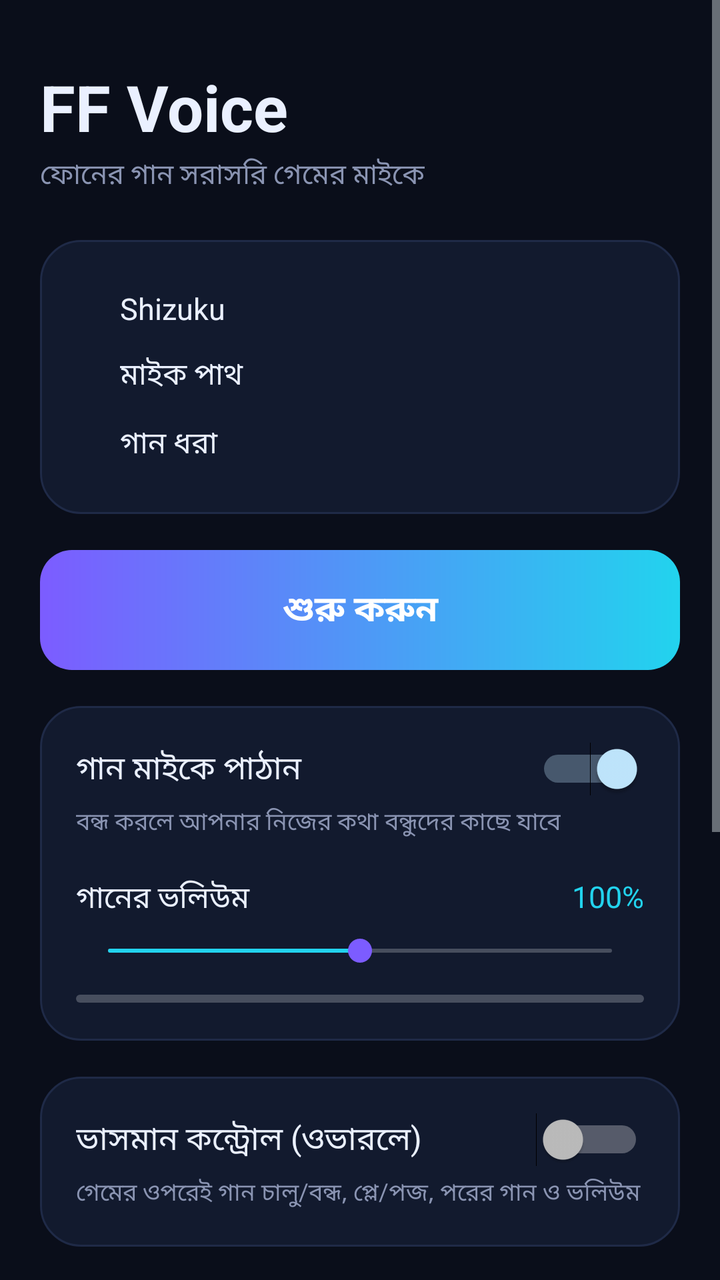
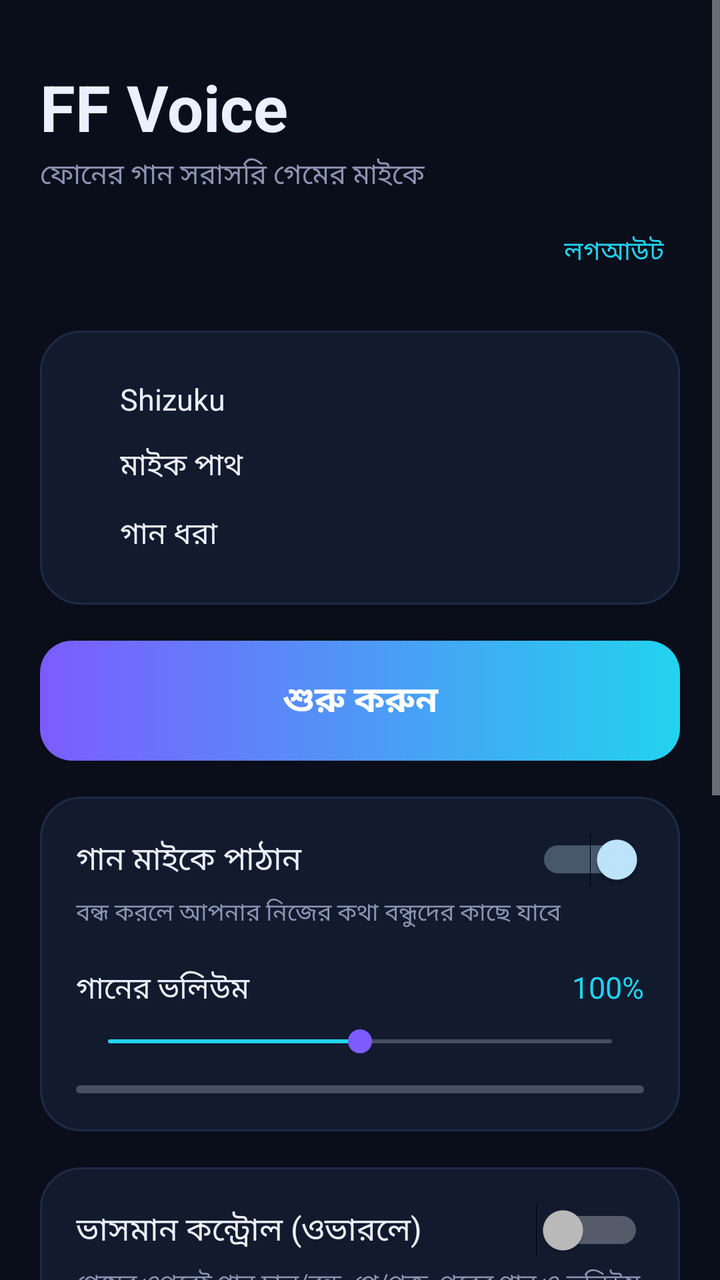

An Android layout rendered at two revisions. The XML below is the earlier revision; the diff shows what the commit changed to produce the second picture.
<!-- AndroidManifest.xml: application theme AppTheme -->
<!-- res/layout/activity_main.xml -->
<?xml version="1.0" encoding="utf-8"?>
<ScrollView xmlns:android="http://schemas.android.com/apk/res/android"
    android:layout_width="match_parent"
    android:layout_height="match_parent"
    android:background="@color/bg"
    android:fillViewport="true">

    <LinearLayout
        android:layout_width="match_parent"
        android:layout_height="wrap_content"
        android:orientation="vertical"
        android:padding="20dp">

        <TextView
            android:layout_width="wrap_content"
            android:layout_height="wrap_content"
            android:layout_marginTop="12dp"
            android:text="FF Voice"
            android:textColor="@color/text"
            android:textSize="32sp"
            android:textStyle="bold" />

        <TextView
            android:layout_width="wrap_content"
            android:layout_height="wrap_content"
            android:layout_marginTop="2dp"
            android:text="ফোনের গান সরাসরি গেমের মাইকে"
            android:textColor="@color/muted"
            android:textSize="14sp" />

        <LinearLayout
            android:layout_width="match_parent"
            android:layout_height="wrap_content"
            android:layout_marginTop="22dp"
            android:background="@drawable/bg_card"
            android:orientation="vertical"
            android:padding="18dp">

            <LinearLayout
                android:layout_width="match_parent"
                android:layout_height="wrap_content"
                android:gravity="center_vertical"
                android:paddingTop="6dp"
                android:paddingBottom="6dp">
                <View android:id="@+id/dotShizuku" android:layout_width="10dp" android:layout_height="10dp" />
                <TextView
                    android:layout_width="0dp"
                    android:layout_height="wrap_content"
                    android:layout_marginStart="12dp"
                    android:layout_weight="1"
                    android:text="Shizuku"
                    android:textColor="@color/text"
                    android:textSize="15sp" />
                <TextView android:id="@+id/tvShizuku" android:layout_width="wrap_content" android:layout_height="wrap_content" android:textColor="@color/muted" android:textSize="14sp" />
            </LinearLayout>

            <LinearLayout
                android:layout_width="match_parent"
                android:layout_height="wrap_content"
                android:gravity="center_vertical"
                android:paddingTop="6dp"
                android:paddingBottom="6dp">
                <View android:id="@+id/dotPath" android:layout_width="10dp" android:layout_height="10dp" />
                <TextView
                    android:layout_width="0dp"
                    android:layout_height="wrap_content"
                    android:layout_marginStart="12dp"
                    android:layout_weight="1"
                    android:text="মাইক পাথ"
                    android:textColor="@color/text"
                    android:textSize="15sp" />
                <TextView android:id="@+id/tvPath" android:layout_width="wrap_content" android:layout_height="wrap_content" android:textColor="@color/muted" android:textSize="14sp" />
            </LinearLayout>

            <LinearLayout
                android:layout_width="match_parent"
                android:layout_height="wrap_content"
                android:gravity="center_vertical"
                android:paddingTop="6dp"
                android:paddingBottom="6dp">
                <View android:id="@+id/dotCapture" android:layout_width="10dp" android:layout_height="10dp" />
                <TextView
                    android:layout_width="0dp"
                    android:layout_height="wrap_content"
                    android:layout_marginStart="12dp"
                    android:layout_weight="1"
                    android:text="গান ধরা"
                    android:textColor="@color/text"
                    android:textSize="15sp" />
                <TextView android:id="@+id/tvCapture" android:layout_width="wrap_content" android:layout_height="wrap_content" android:textColor="@color/muted" android:textSize="14sp" />
            </LinearLayout>
        </LinearLayout>

        <Button
            android:id="@+id/btnMain"
            android:layout_width="match_parent"
            android:layout_height="60dp"
            android:layout_marginTop="18dp"
            android:background="@drawable/bg_btn_primary"
            android:stateListAnimator="@null"
            android:text="শুরু করুন"
            android:textAllCaps="false"
            android:textColor="#FFFFFF"
            android:textSize="18sp"
            android:textStyle="bold" />

        <LinearLayout
            android:layout_width="match_parent"
            android:layout_height="wrap_content"
            android:layout_marginTop="18dp"
            android:background="@drawable/bg_card"
            android:orientation="vertical"
            android:padding="18dp">

            <Switch
                android:id="@+id/musicSwitch"
                android:layout_width="match_parent"
                android:layout_height="wrap_content"
                android:checked="true"
                android:text="গান মাইকে পাঠান"
                android:textColor="@color/text"
                android:textSize="16sp" />

            <TextView
                android:layout_width="wrap_content"
                android:layout_height="wrap_content"
                android:layout_marginTop="4dp"
                android:text="বন্ধ করলে আপনার নিজের কথা বন্ধুদের কাছে যাবে"
                android:textColor="@color/muted"
                android:textSize="12sp" />

            <LinearLayout
                android:layout_width="match_parent"
                android:layout_height="wrap_content"
                android:layout_marginTop="18dp"
                android:orientation="horizontal">
                <TextView
                    android:layout_width="0dp"
                    android:layout_height="wrap_content"
                    android:layout_weight="1"
                    android:text="গানের ভলিউম"
                    android:textColor="@color/text"
                    android:textSize="15sp" />
                <TextView android:id="@+id/tvGain" android:layout_width="wrap_content" android:layout_height="wrap_content" android:text="100%" android:textColor="@color/accent2" android:textSize="15sp" />
            </LinearLayout>

            <SeekBar
                android:id="@+id/sbGain"
                android:layout_width="match_parent"
                android:layout_height="wrap_content"
                android:layout_marginTop="6dp"
                android:max="200"
                android:progress="100"
                android:progressTint="@color/accent2"
                android:thumbTint="@color/accent1" />

            <ProgressBar
                android:id="@+id/levelBar"
                style="?android:attr/progressBarStyleHorizontal"
                android:layout_width="match_parent"
                android:layout_height="6dp"
                android:layout_marginTop="12dp"
                android:max="100"
                android:progressTint="@color/ok" />
        </LinearLayout>

        <LinearLayout
            android:layout_width="match_parent"
            android:layout_height="wrap_content"
            android:layout_marginTop="18dp"
            android:background="@drawable/bg_card"
            android:orientation="vertical"
            android:padding="18dp">

            <Switch
                android:id="@+id/overlaySwitch"
                android:layout_width="match_parent"
                android:layout_height="wrap_content"
                android:text="ভাসমান কন্ট্রোল (ওভারলে)"
                android:textColor="@color/text"
                android:textSize="16sp" />

            <TextView
                android:layout_width="wrap_content"
                android:layout_height="wrap_content"
                android:layout_marginTop="4dp"
                android:text="গেমের ওপরেই গান চালু/বন্ধ, প্লে/পজ, পরের গান ও ভলিউম"
                android:textColor="@color/muted"
                android:textSize="12sp" />
        </LinearLayout>

        <LinearLayout
            android:layout_width="match_parent"
            android:layout_height="wrap_content"
            android:layout_marginTop="18dp"
            android:background="@drawable/bg_card"
            android:orientation="vertical"
            android:padding="18dp">

            <TextView
                android:layout_width="wrap_content"
                android:layout_height="wrap_content"
                android:text="অডিও লাইব্রেরি"
                android:textColor="@color/text"
                android:textSize="16sp"
                android:textStyle="bold" />

            <TextView
                android:layout_width="wrap_content"
                android:layout_height="wrap_content"
                android:layout_marginTop="4dp"
                android:text="ফোন থেকে অডিও যোগ করুন, তারপর ভাসমান কন্ট্রোল থেকে সরাসরি বাজান"
                android:textColor="@color/muted"
                android:textSize="12sp" />

            <Button
                android:id="@+id/btnImport"
                android:layout_width="match_parent"
                android:layout_height="46dp"
                android:layout_marginTop="12dp"
                android:background="@drawable/bg_btn_ghost"
                android:stateListAnimator="@null"
                android:text="+ অডিও যোগ করুন"
                android:textAllCaps="false"
                android:textColor="@color/text"
                android:textSize="15sp" />

            <LinearLayout
                android:id="@+id/libList"
                android:layout_width="match_parent"
                android:layout_height="wrap_content"
                android:layout_marginTop="8dp"
                android:orientation="vertical" />
        </LinearLayout>

        <Button
            android:id="@+id/btnTone"
            android:layout_width="match_parent"
            android:layout_height="50dp"
            android:layout_marginTop="18dp"
            android:background="@drawable/bg_btn_ghost"
            android:stateListAnimator="@null"
            android:text="টেস্ট টোন (৩ সেকেন্ড)"
            android:textAllCaps="false"
            android:textColor="@color/text"
            android:textSize="15sp" />

        <Button
            android:id="@+id/btnLog"
            android:layout_width="match_parent"
            android:layout_height="50dp"
            android:layout_marginTop="10dp"
            android:background="@drawable/bg_btn_ghost"
            android:stateListAnimator="@null"
            android:text="বিস্তারিত লগ"
            android:textAllCaps="false"
            android:textColor="@color/text"
            android:textSize="15sp" />

        <LinearLayout
            android:id="@+id/logBox"
            android:layout_width="match_parent"
            android:layout_height="wrap_content"
            android:layout_marginTop="10dp"
            android:orientation="vertical"
            android:visibility="gone">

            <LinearLayout
                android:layout_width="match_parent"
                android:layout_height="wrap_content"
                android:orientation="horizontal">
                <Button
                    android:id="@+id/btnCopy"
                    android:layout_width="0dp"
                    android:layout_height="44dp"
                    android:layout_marginEnd="6dp"
                    android:layout_weight="1"
                    android:background="@drawable/bg_btn_ghost"
                    android:stateListAnimator="@null"
                    android:text="লগ কপি"
                    android:textAllCaps="false"
                    android:textColor="@color/text"
                    android:textSize="14sp" />
                <Button
                    android:id="@+id/btnSvcLog"
                    android:layout_width="0dp"
                    android:layout_height="44dp"
                    android:layout_marginStart="6dp"
                    android:layout_weight="1"
                    android:background="@drawable/bg_btn_ghost"
                    android:stateListAnimator="@null"
                    android:text="সার্ভিস লগ"
                    android:textAllCaps="false"
                    android:textColor="@color/text"
                    android:textSize="14sp" />
            </LinearLayout>

            <TextView
                android:id="@+id/logView"
                android:layout_width="match_parent"
                android:layout_height="wrap_content"
                android:layout_marginTop="10dp"
                android:textColor="@color/muted"
                android:textIsSelectable="true"
                android:textSize="12sp" />
        </LinearLayout>

        <View
            android:layout_width="match_parent"
            android:layout_height="32dp" />
    </LinearLayout>
</ScrollView>
<!-- resources referenced by this layout -->
<resources>
  <color name="accent1">#7C5CFF</color>
  <color name="accent2">#22D3EE</color>
  <color name="bg">#0A0E1A</color>
  <color name="muted">#8A94B2</color>
  <color name="ok">#34D399</color>
  <color name="text">#EAF0FF</color>
  <!-- drawable bg_btn_ghost (drawable) -->
  <?xml version="1.0" encoding="utf-8"?>
  <shape xmlns:android="http://schemas.android.com/apk/res/android" android:shape="rectangle">
      <solid android:color="#14FFFFFF" />
      <corners android:radius="14dp" />
      <stroke android:width="1dp" android:color="@color/stroke_strong" />
  </shape>
  <!-- drawable bg_btn_primary (drawable) -->
  <?xml version="1.0" encoding="utf-8"?>
  <shape xmlns:android="http://schemas.android.com/apk/res/android" android:shape="rectangle">
      <gradient android:startColor="@color/accent1" android:endColor="@color/accent2" android:angle="0" />
      <corners android:radius="16dp" />
  </shape>
  <!-- drawable bg_card (drawable) -->
  <?xml version="1.0" encoding="utf-8"?>
  <shape xmlns:android="http://schemas.android.com/apk/res/android" android:shape="rectangle">
      <solid android:color="@color/card" />
      <corners android:radius="20dp" />
      <stroke android:width="1dp" android:color="@color/stroke" />
  </shape>
  <style name="AppTheme" parent="@android:style/Theme.DeviceDefault.NoActionBar">
          <item name="android:windowBackground">@color/bg</item>
          <item name="android:statusBarColor">@color/bg</item>
          <item name="android:navigationBarColor">@color/bg</item>
      </style>
  <color name="stroke_strong">#33406A</color>
  <color name="card">#121A2E</color>
  <color name="stroke">#1F2A47</color>
</resources>

<!-- the commit's change to res/layout/activity_main.xml (unified diff, before → after) -->
@@ -27,6 +27,33 @@
             android:text="ফোনের গান সরাসরি গেমের মাইকে"
             android:textColor="@color/muted"
             android:textSize="14sp" />
+
+        <LinearLayout
+            android:layout_width="match_parent"
+            android:layout_height="wrap_content"
+            android:layout_marginTop="10dp"
+            android:gravity="center_vertical"
+            android:orientation="horizontal">
+
+            <TextView
+                android:id="@+id/tvUser"
+                android:layout_width="0dp"
+                android:layout_height="wrap_content"
+                android:layout_weight="1"
+                android:ellipsize="end"
+                android:maxLines="1"
+                android:textColor="@color/muted"
+                android:textSize="12sp" />
+
+            <TextView
+                android:id="@+id/btnLogout"
+                android:layout_width="wrap_content"
+                android:layout_height="wrap_content"
+                android:padding="8dp"
+                android:text="লগআউট"
+                android:textColor="@color/accent2"
+                android:textSize="13sp" />
+        </LinearLayout>
 
         <LinearLayout
             android:layout_width="match_parent"
